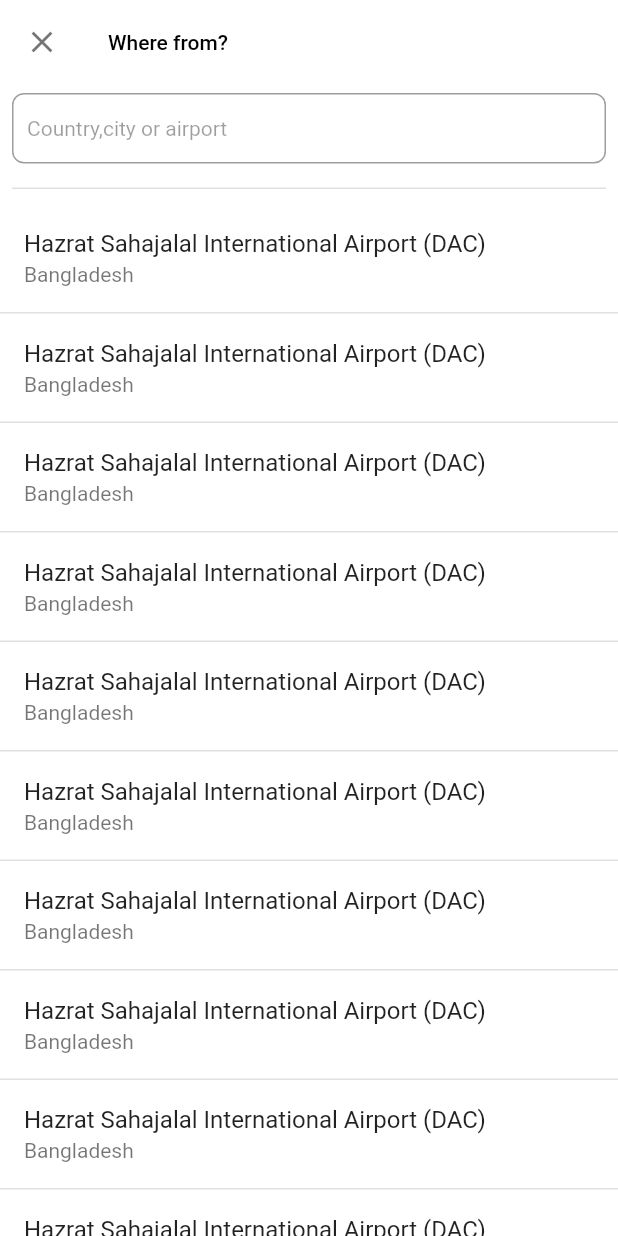
After one commit to salauddincs360/skyscanner_task, a Flutter app: the FromAirportSelectorScreen screen opened directly, on a phone screen of 412 x 824 dp. The commit adds this screen. Run offline on Flutter 3.47's test engine with Material 2 defaults, Android fonts, the phone set to English and light mode, and no system bars; our stand-ins replace contained_tab_bar_view, font_awesome_flutter.

Commit message:
Added From And To Airport Screen

```diff
--- /dev/null
+++ b/lib/views/search/airport_search/from_airport_selector_screen.dart
@@ -0,0 +1,103 @@
+import 'package:flutter/material.dart';
+
+class FromAirportSelectorScreen extends StatefulWidget {
+  const FromAirportSelectorScreen({Key? key}) : super(key: key);
+
+  @override
+  State<FromAirportSelectorScreen> createState() => _FromAirportSelectorScreenState();
+}
+
+class _FromAirportSelectorScreenState extends State<FromAirportSelectorScreen> {
+
+  var is_focus=false;
+
+  @override
+  Widget build(BuildContext context) {
+    return Scaffold(
+      backgroundColor: Colors.white,
+      appBar: AppBar(
+        backgroundColor: Colors.white,
+        elevation: 0,
+        leading: InkWell(
+            onTap: (){
+              Navigator.of(context).pop();
+            },
+            child: Icon(Icons.close,color: Colors.black54,)),
+        title: Text("Where from?",style: TextStyle(color: Colors.black,fontSize: 14),),
+      ),
+      body: Column(
+        children: [
+          Container(
+            height: 70,
+            padding: EdgeInsets.only(bottom: 10),
+            margin: EdgeInsets.only(left: 8,right: 8,bottom: 10),
+            decoration: BoxDecoration(
+                border: Border(
+                    bottom: BorderSide(color: Colors.black12)
+                )
+            ),
+            child: Row(
+              children: [
+                Expanded(
+                  child: TextFormField(
+                    onTap: (){
+                      setState(() {
+                        is_focus=true;
+                      });
+                    },
+                    decoration: InputDecoration(
+                        hintText: "Country,city or airport",
+                        hintStyle: TextStyle(color: Colors.black38,fontSize: 14),
+                        isDense: true,
+                        contentPadding: EdgeInsets.only(left: 10,right: 10,top: 14,bottom: 14),
+                        border:OutlineInputBorder(
+                            borderRadius: BorderRadius.all(Radius.circular(8))
+                        )
+                    ),
+                  ),
+                  flex: 5,
+                ),
+                is_focus==true?Expanded(
+                  child: InkWell(
+                    onTap: (){
+                      setState(() {
+                        is_focus=false;
+                      });
+                    },
+                    child: Container(
+                        height: 45,
+                        padding: EdgeInsets.only(),
+                        child: Center(child: Text("Cancel"))),
+                  ),flex: 1,):SizedBox()
+              ],
+            ),
+          ),
+          Expanded(
+            child: ListView(
+              shrinkWrap: true,
+              children: [
+                ListView.builder(
+                  shrinkWrap: true,
+                  physics: ScrollPhysics(),
+                  itemCount: 10,
+                  itemBuilder: (context,pos)=>Container(
+                    decoration: BoxDecoration(
+                        border: Border(
+                            bottom: BorderSide(color: Colors.black12)
+                        )
+                    ),
+                    child: ListTile(
+                      title: Text("Hazrat Sahajalal International Airport (DAC)"),
+                      subtitle: Text("Bangladesh"),
+                    ),
+                  ),
+                )
+              ],
+            ),
+          )
+
+        ],
+      ),
+    );
+  }
+}
--- a/lib/views/search/multicity_screen.dart
+++ b/lib/views/search/multicity_screen.dart
@@ -1,6 +1,7 @@
 import 'package:flutter/material.dart';
 import 'package:font_awesome_flutter/font_awesome_flutter.dart';
 import 'package:skyscanner_task/res/colors/ColorsHelper.dart';
+import 'package:skyscanner_task/views/search/airport_search/from_airport_selector_screen.dart';
 import 'package:skyscanner_task/views/search/dialog/cabin_selector_screen.dart';
 import 'package:skyscanner_task/views/search/dialog/travelers_quantity_screen.dart';
 
@@ -199,6 +200,8 @@ class MulticityScreenState extends State<MulticityScreen> {
                 bottom: -20,
                 child: InkWell(
                   onTap: (){
+                    Navigator.of(context).push(MaterialPageRoute(builder: (context)=>FromAirportSelectorScreen()));
+
                   },
                   child: CircleAvatar(
                     radius: 28,
```
Also changed, not shown: lib/views/search/airport_search/to_airport_selector_screen.dart (added, +103 -0 lines), lib/views/search/result/search_result_screen.dart (added, +17 -0 lines).
